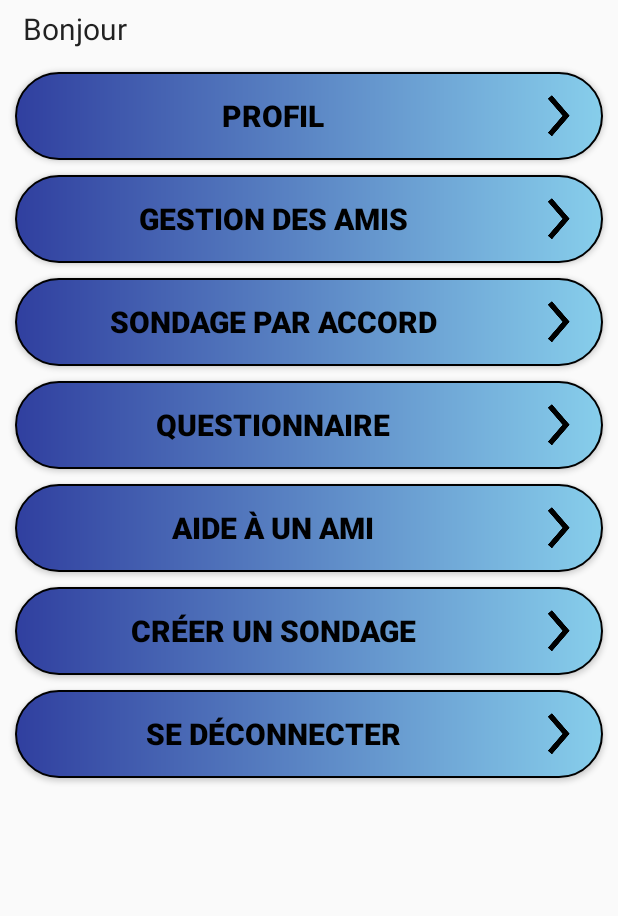
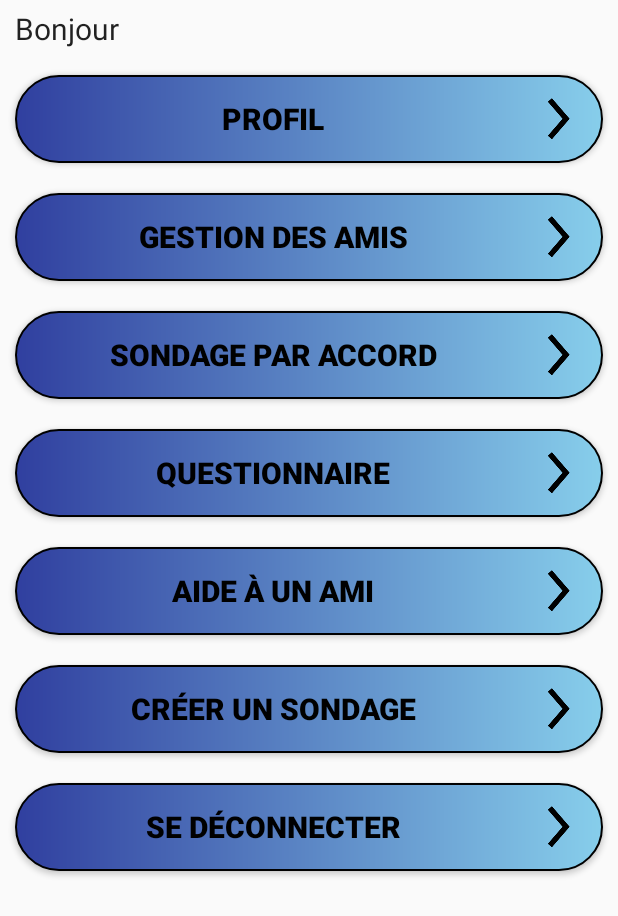
Before and after one commit to Tioneb88/COO, an Android app: the MainActivity screen opened directly, with no data from a screen before it, on a phone screen of 412 x 824 dp. Shown: the top 916 px of the screen. Run offline under Robolectric (Android 15) with nearby library versions, the phone set to English and light mode, and no system bars; 1 statement that could not run was skipped.

Commit message:
Menu déroulant

```diff
--- a/MiniPoll/app/src/main/res/layout/activity_create_account.xml
+++ b/MiniPoll/app/src/main/res/layout/activity_create_account.xml
@@ -7,7 +7,7 @@
     android:id="@+id/createAccountLayout"
     android:layout_width="match_parent"
     android:layout_height="match_parent"
-    tools:context="lsinf1225.mini_poll.activity.CreationActivity">
+    tools:context="lsinf1225.mini_poll.activity.CreationCompteActivity">
 
     <EditText
         android:id="@+id/create_username"
--- a/MiniPoll/app/src/main/res/layout/activity_create_profile.xml
+++ b/MiniPoll/app/src/main/res/layout/activity_create_profile.xml
@@ -7,7 +7,7 @@
     android:id="@+id/createProfileLayout"
     android:layout_width="match_parent"
     android:layout_height="match_parent"
-    tools:context="lsinf1225.mini_poll.activity.CreationActivity">
+    tools:context="lsinf1225.mini_poll.activity.CreationProfilActivity">
 
     <EditText
         android:id="@+id/create_name"
--- a/MiniPoll/app/src/main/res/layout/activity_main.xml
+++ b/MiniPoll/app/src/main/res/layout/activity_main.xml
@@ -1,6 +1,6 @@
 <?xml version="1.0" encoding="utf-8"?>
 
-<android.support.constraint.ConstraintLayout
+<RelativeLayout
     xmlns:android="http://schemas.android.com/apk/res/android"
     xmlns:app="http://schemas.android.com/apk/res-auto"
     xmlns:tools="http://schemas.android.com/tools"
@@ -19,6 +19,19 @@
         android:text="@string/main_activity_welcome_partie1"
         android:textAppearance="@android:style/TextAppearance.DeviceDefault.Large"
         app:layout_constraintTop_toTopOf="parent" />
+
+    <ScrollView
+        android:layout_width="match_parent"
+        android:layout_height="match_parent"
+        android:layout_marginTop="80dp"
+        app:layout_constraintTop_toBottomOf="@+id/welcomeTxt"
+        android:layout_centerInParent="true">
+
+        <LinearLayout
+            android:layout_width="match_parent"
+            android:layout_height="wrap_content"
+            android:orientation="vertical"
+            android:gravity="center" >
 
             <Button
                 android:id="@+id/main_profile_btn"
@@ -88,7 +101,7 @@
                 android:layout_height="wrap_content"
                 android:layout_gravity="center_horizontal"
                 android:layout_marginTop="56dp"
-        android:onClick="show"
+                android:onClick="create_poll"
                 android:text="@string/main_activity_create"
                 app:layout_constraintLeft_toLeftOf="parent"
                 app:layout_constraintRight_toRightOf="parent"
@@ -106,4 +119,8 @@
                 app:layout_constraintRight_toRightOf="parent"
                 app:layout_constraintTop_toBottomOf="@+id/main_create_btn" />
 
-</android.support.constraint.ConstraintLayout>
+        </LinearLayout>
+
+    </ScrollView>
+
+</RelativeLayout>
--- a/MiniPoll/app/src/main/res/values/strings.xml
+++ b/MiniPoll/app/src/main/res/values/strings.xml
@@ -26,7 +26,7 @@
     <string name="newAccount_confirmation_password">Confirmation du mot de passe</string>
 
     <!-- Création d'un profil -->
-    <string name="create_title">Création d\'un compte</string>
+    <string name="create_title">Création d\'un profil</string>
     <string name="create_name">Nom*</string>
     <string name="create_firstname">Prénom*</string>
     <string name="create_mail">Adresse mail*</string>
@@ -68,7 +68,7 @@
     <string name="friends_list">Liste d\'amis</string>
     <string name="friends_find">Trouver un ami</string>
     <string name="friends_error_no_item">Aucun ami dans votre liste</string>
-    <string name="friends_no_result">Aucun ami correspondant à votre recherche</string>
+    <string name="friends_no_result">Aucun ami ne correspond à votre recherche</string>
 
     <string name="friends_manage_delete1">Êtes-vous sûr de vouloir supprimer </string>
     <string name="friends_manage_delete2"> de votre liste d\'amis ?</string>
```
Also changed, not shown: MiniPoll/app/src/main/AndroidManifest.xml (+7 -1 lines), MiniPoll/app/src/main/java/lsinf1225/mini_poll/activity/CreationCompteActivity.java (added, +13 -0 lines), MiniPoll/app/src/main/java/lsinf1225/mini_poll/activity/CreationProfilActivity.java (added, +18 -0 lines), MiniPoll/app/src/main/java/lsinf1225/mini_poll/activity/MainActivity.java (+8 -0 lines). Lines whose indentation alone changed are shown as unchanged.
